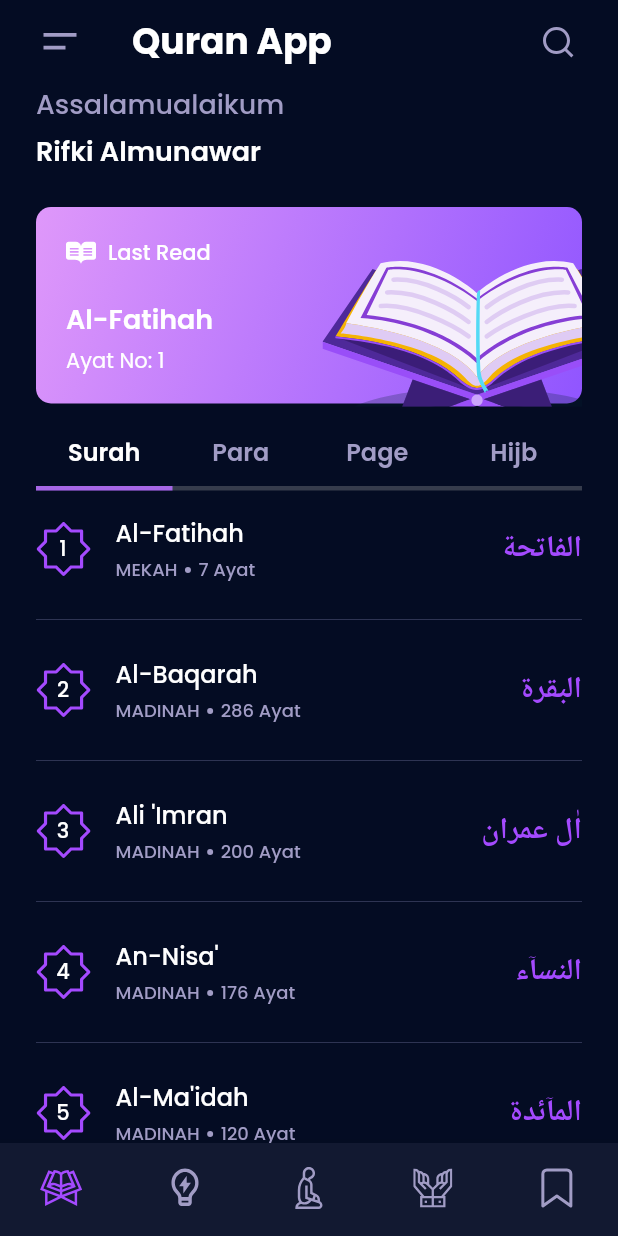
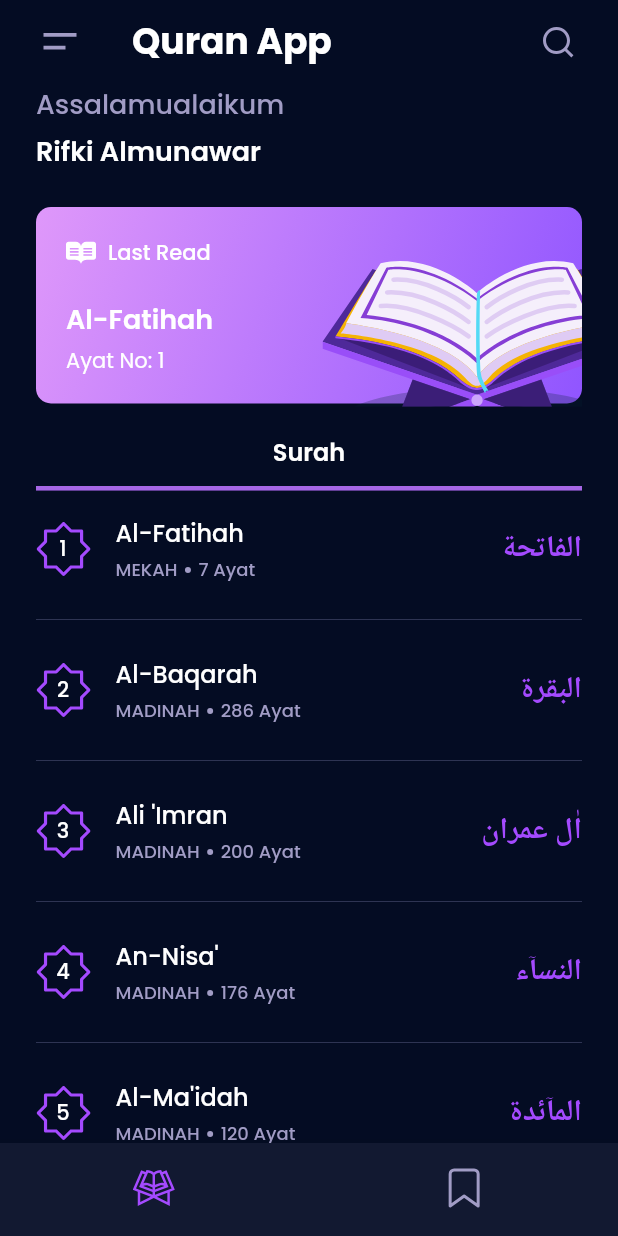
Before and after one commit to almunawar12/quran-apps, a Flutter app: the HomeScreen screen opened directly, on a phone screen of 412 x 824 dp. Run offline on Flutter 3.47's test engine with Material 2 defaults, Android fonts, the phone set to English and light mode, and no system bars; our stand-ins replace dio, flutter_svg, google_fonts; Roboto replaces fonts that are missing (Amiri).

Commit message:
used feature

```diff
--- a/lib/screens/home_screen.dart
+++ b/lib/screens/home_screen.dart
@@ -2,9 +2,9 @@ import 'package:flutter/material.dart';
 import 'package:flutter_svg/svg.dart';
 import 'package:google_fonts/google_fonts.dart';
 import 'package:quran_apps/screens/global.dart';
-import 'package:quran_apps/tabs/hijb_tab.dart';
-import 'package:quran_apps/tabs/page_tab.dart';
-import 'package:quran_apps/tabs/para_tab.dart';
+// import 'package:quran_apps/tabs/hijb_tab.dart';
+// import 'package:quran_apps/tabs/page_tab.dart';
+// import 'package:quran_apps/tabs/para_tab.dart';
 import 'package:quran_apps/tabs/surah_tab.dart';
 
 class HomeScreen extends StatelessWidget {
@@ -45,9 +45,9 @@ class HomeScreen extends StatelessWidget {
             body: const TabBarView(
               children: [
                 SurahTab(),
-                ParaTab(),
-                PageTab(),
-                HijbTab(),
+                // ParaTab(),
+                // PageTab(),
+                // HijbTab(),
               ],
             ),
           ),
@@ -64,9 +64,9 @@ class HomeScreen extends StatelessWidget {
       indicatorWeight: 3,
       tabs: [
         _tabItem(label: "Surah"),
-        _tabItem(label: "Para"),
-        _tabItem(label: "Page"),
-        _tabItem(label: "Hijb"),
+        // _tabItem(label: "Para"),
+        // _tabItem(label: "Page"),
+        // _tabItem(label: "Hijb"),
       ],
     );
   }
@@ -195,9 +195,9 @@ class HomeScreen extends StatelessWidget {
         showUnselectedLabels: false,
         items: [
           _bottomBar(icon: "assets/svgs/quran-icon.svg", label: "Quran"),
-          _bottomBar(icon: "assets/svgs/lamp-icon.svg", label: "Tips"),
-          _bottomBar(icon: "assets/svgs/pray-icon.svg", label: "Sholat"),
-          _bottomBar(icon: "assets/svgs/doa-icon.svg", label: "Doa"),
+          // _bottomBar(icon: "assets/svgs/lamp-icon.svg", label: "Tips"),
+          // _bottomBar(icon: "assets/svgs/pray-icon.svg", label: "Sholat"),
+          // _bottomBar(icon: "assets/svgs/doa-icon.svg", label: "Doa"),
           _bottomBar(icon: "assets/svgs/bookmark-icon.svg", label: "Bookmark"),
         ],
       );
```
